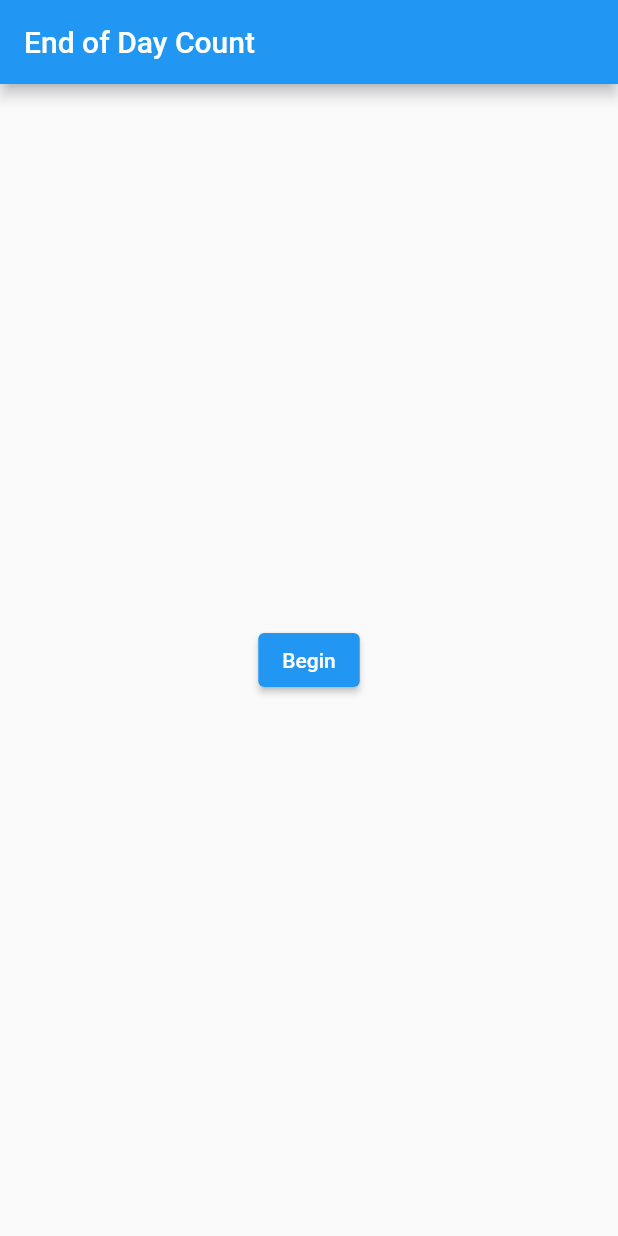
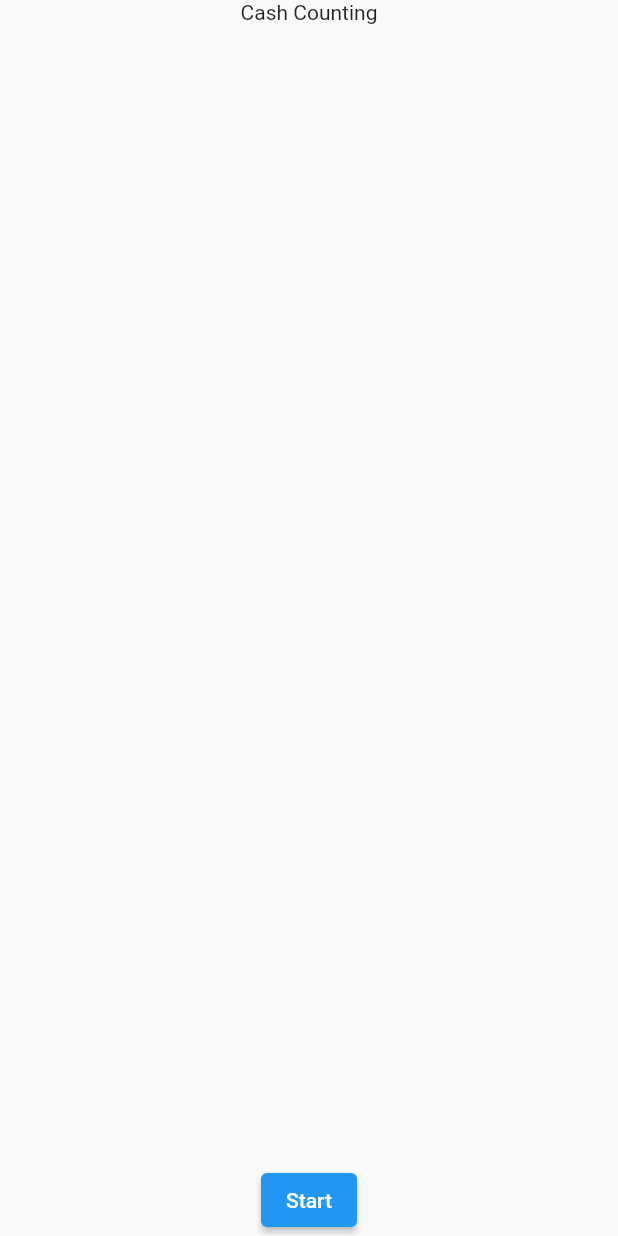
Before and after one commit to G-Tang2/g-tang2.github.io, a Flutter app: the screen it shows after launch, on a phone screen of 412 x 824 dp. Run offline on Flutter 3.47's test engine with Material 2 defaults, Android fonts, the phone set to English and light mode, and no system bars.

Commit message:
Initial home page

```diff
--- a/lib/main.dart
+++ b/lib/main.dart
@@ -1,3 +1,4 @@
+import 'package:app/page/home.dart';
 import 'package:flutter/material.dart';
 
 void main() {
@@ -9,76 +10,11 @@ class MyApp extends StatelessWidget {
   @override
   Widget build(BuildContext context) {
     return MaterialApp(
-      title: 'Flutter Demo',
+      title: 'Cash Counting',
       theme: ThemeData(
         primarySwatch: Colors.blue,
       ),
-      home: const MyHomePage(),
+      home: const HomePage(),
     );
   }
 }
-
-class MyHomePage extends StatefulWidget {
-  const MyHomePage({Key? key}) : super(key: key);
-
-  @override
-  State<MyHomePage> createState() => _MyHomePageState();
-}
-
-class _MyHomePageState extends State<MyHomePage> {
-  @override
-  Widget build(BuildContext context) {
-    return Scaffold(
-      appBar: AppBar(
-        title: const Text('End of Day Count'),
-      ),
-      body: Center(
-          child: ElevatedButton(
-        child: const Text('Begin'),
-        onPressed: () {
-          Navigator.push(context,
-              MaterialPageRoute(builder: (context) => const SafeCountPage()));
-        },
-      )),
-    );
-  }
-}
-
-class SafeCountPage extends StatefulWidget {
-  const SafeCountPage({Key? key}) : super(key: key);
-
-  @override
-  State<SafeCountPage> createState() => _SafeCountState();
-}
-
-class _SafeCountState extends State<SafeCountPage> {
-  String dropdownValue = "1";
-  @override
-  Widget build(BuildContext context) {
-    return Scaffold(
-        appBar: AppBar(title: const Text("Safe Count")),
-        body: Center(
-            child: Card(
-          child: Row(
-            children: <Widget>[
-              const Text("50c"),
-              DropdownButton<String>(
-                value: dropdownValue,
-                onChanged: (String? newValue) {
-                  setState(() {
-                    dropdownValue = newValue!;
-                  });
-                },
-                items: <String>["1", "2", "3"]
-                    .map<DropdownMenuItem<String>>((String value) {
-                  return DropdownMenuItem<String>(
-                    value: value,
-                    child: Text(value),
-                  );
-                }).toList(),
-              ),
-            ],
-          ),
-        )));
-  }
-}
--- /dev/null
+++ b/lib/page/home.dart
@@ -0,0 +1,33 @@
+import 'package:flutter/material.dart';
+
+class HomePage extends StatefulWidget {
+  static const String route = '/';
+
+  const HomePage({Key? key}) : super(key: key);
+
+  @override
+  _HomePageState createState() => _HomePageState();
+}
+
+class _HomePageState extends State<HomePage> {
+  @override
+  void initState() {
+    super.initState();
+  }
+
+  @override
+  Widget build(BuildContext context) => Scaffold(
+          body: Center(
+        child: Column(
+          children: [
+            const Expanded(child: Text('Cash Counting')),
+            ElevatedButton(onPressed: () {}, child: const Text('Start'))
+          ],
+        ),
+      ));
+
+  //  void handleClick() {
+  //    Navigator.pushNamed(context, SafePage.route);
+  //  }
+
+}
```
